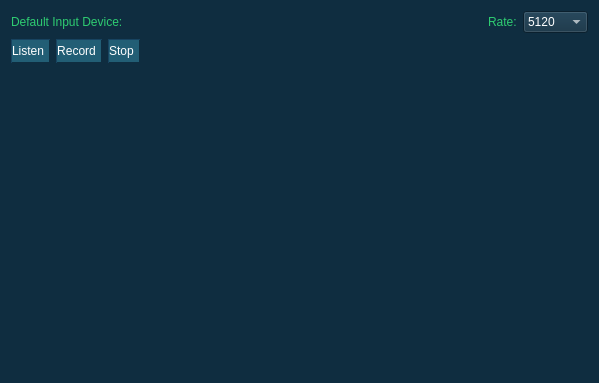
Old version of the form source/plugins/maudio/main_ui.ui in the repository 5l1v3r1/Moderat.
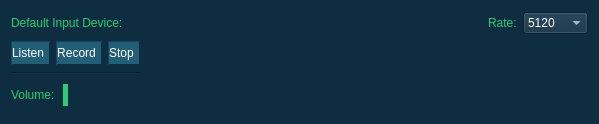
New version of the form. Icons and pictures are not drawn.

Commit message: add volume preview

What changed in the file:
```diff
--- a/source/plugins/maudio/main_ui.ui
+++ b/source/plugins/maudio/main_ui.ui
@@ -7,7 +7,7 @@
     <x>0</x>
     <y>0</y>
     <width>599</width>
-    <height>383</height>
+    <height>124</height>
    </rect>
   </property>
   <property name="minimumSize">
@@ -139,6 +139,13 @@
      </item>
     </layout>
    </item>
+   <item row="2" column="0">
+    <widget class="Line" name="line">
+     <property name="orientation">
+      <enum>Qt::Horizontal</enum>
+     </property>
+    </widget>
+   </item>
    <item row="1" column="1">
     <spacer name="horizontalSpacer_2">
      <property name="orientation">
@@ -152,16 +159,6 @@
      </property>
     </spacer>
    </item>
-   <item row="2" column="0" colspan="2">
-    <widget class="QLabel" name="previewLabel">
-     <property name="text">
-      <string/>
-     </property>
-     <property name="scaledContents">
-      <bool>true</bool>
-     </property>
-    </widget>
-   </item>
    <item row="0" column="0" colspan="2">
     <layout class="QHBoxLayout" name="horizontalLayout">
      <item>
@@ -225,6 +222,60 @@
      </item>
     </layout>
    </item>
+   <item row="3" column="0" colspan="2">
+    <layout class="QHBoxLayout" name="horizontalLayout_3">
+     <item>
+      <widget class="QLabel" name="volumeLabel">
+       <property name="text">
+        <string>Volume:</string>
+       </property>
+      </widget>
+     </item>
+     <item>
+      <widget class="QProgressBar" name="volumeProgress">
+       <property name="styleSheet">
+        <string notr="true">QProgressBar:horizontal {
+border: 1px solid #0F2D40;
+border-radius: 3px;
+background: #0F2D40;
+padding: 1px;
+text-align: top;
+margin-right: 4ex;
+}
+QProgressBar::chunk:horizontal {
+background: #2ecc71;
+margin-right: 1px;
+width: 5px;
+}</string>
+       </property>
+       <property name="maximum">
+        <number>10000</number>
+       </property>
+       <property name="value">
+        <number>50</number>
+       </property>
+       <property name="alignment">
+        <set>Qt::AlignBottom|Qt::AlignHCenter</set>
+       </property>
+       <property name="textVisible">
+        <bool>false</bool>
+       </property>
+       <property name="orientation">
+        <enum>Qt::Horizontal</enum>
+       </property>
+       <property name="invertedAppearance">
+        <bool>false</bool>
+       </property>
+       <property name="textDirection">
+        <enum>QProgressBar::TopToBottom</enum>
+       </property>
+       <property name="format">
+        <string>Volume</string>
+       </property>
+      </widget>
+     </item>
+    </layout>
+   </item>
   </layout>
  </widget>
  <resources>
```
The commit also changes 2 other files.
